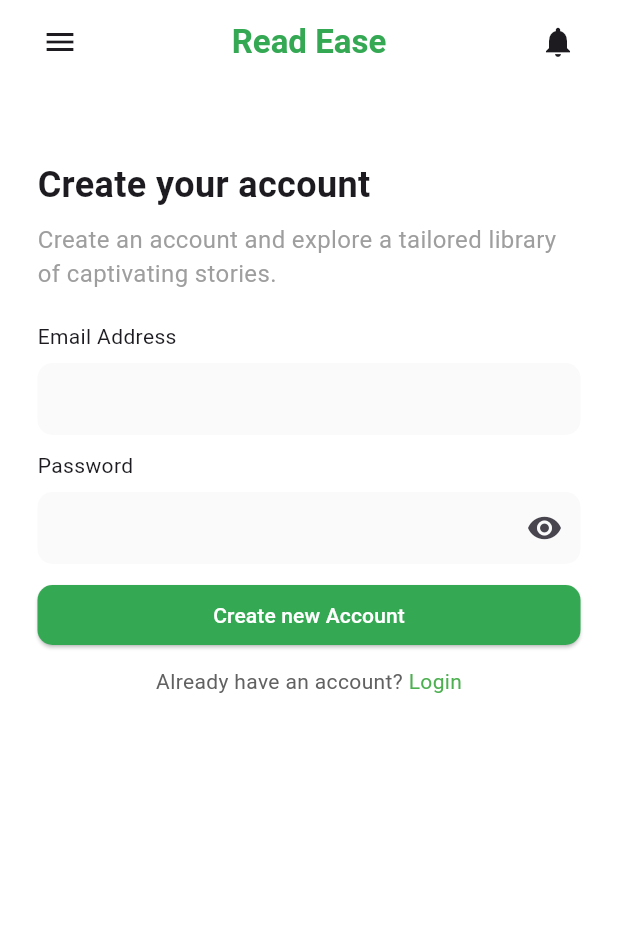
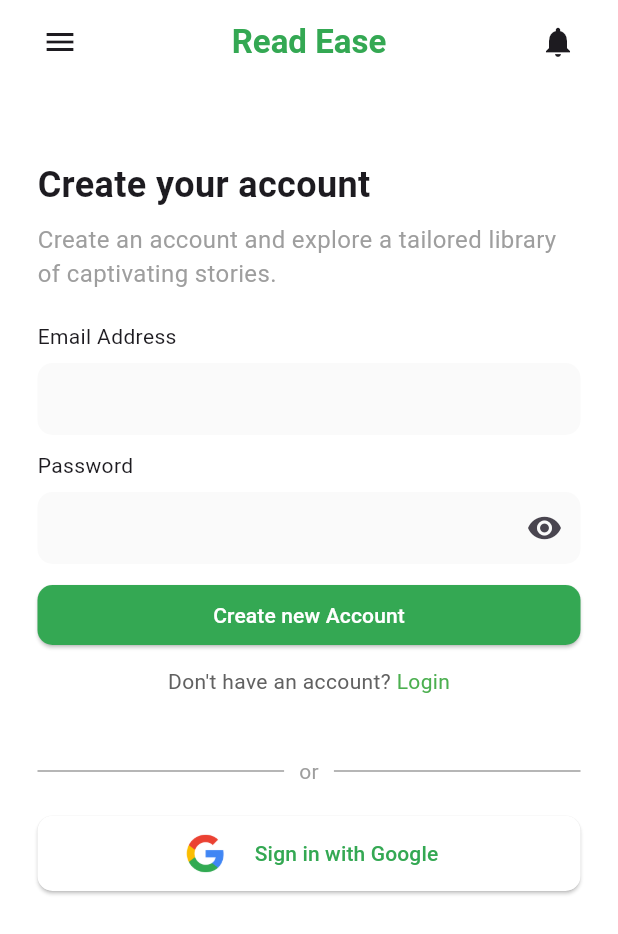
Before and after one commit to KhuongKayyyyy/read_app_ui, a Flutter app: the screen it shows after launch, on a phone screen of 412 x 824 dp. Shown: the top 934 px of the screen. Run offline on Flutter 3.47's test engine with Material 3 defaults, Android fonts, the phone set to English and light mode, and no system bars.

Commit message:
sign up page done

```diff
--- a/lib/sign_up.dart
+++ b/lib/sign_up.dart
@@ -37,6 +37,8 @@ class _SignUpState extends State<SignUp> {
                 color: Colors.grey,
               ),
             ),
+
+            //email text field
             SizedBox(height: 20),
             Text(
               'Email Address',
@@ -58,6 +60,8 @@ class _SignUpState extends State<SignUp> {
                 ),
               ),
             ),
+
+            //password text field
             SizedBox(height: 10),
             Text(
               'Password',
@@ -88,6 +92,8 @@ class _SignUpState extends State<SignUp> {
                 ),
               ),
             ),
+
+            //create account button
             SizedBox(height: 10),
             Row(
               children: [
@@ -97,9 +103,9 @@ class _SignUpState extends State<SignUp> {
                       print("Pressed");
                     },
                     style: ButtonStyle(
-                      backgroundColor: MaterialStateProperty.all<Color>(Color(0xFF34A853)),
-                      foregroundColor: MaterialStateProperty.all<Color>(Colors.white),
-                      shape: MaterialStateProperty.all<OutlinedBorder>(
+                      backgroundColor: WidgetStateProperty.all<Color>(Color(0xFF34A853)),
+                      foregroundColor: WidgetStateProperty.all<Color>(Colors.white),
+                      shape: WidgetStateProperty.all<OutlinedBorder>(
                         RoundedRectangleBorder(
                           borderRadius: BorderRadius.circular(10),
                         ),
@@ -114,7 +120,7 @@ class _SignUpState extends State<SignUp> {
             Center(
               child: Text.rich(
                 TextSpan(
-                  text: 'Already have an account? ',
+                  text: 'Don\'t have an account? ',
                   style: TextStyle(
                     color: Colors.grey[700],
                   ),
@@ -134,6 +140,55 @@ class _SignUpState extends State<SignUp> {
                 ),
               ),
             ),
+
+            SizedBox(height: 40,),
+            Row(
+              children: const <Widget>[
+                Expanded(
+                    child: Divider(
+                      color: Colors.grey,
+                      height: 1.5,
+                ),
+                ),
+                Padding(
+                  padding: EdgeInsets.symmetric(horizontal: 10),
+                  child: Text(
+                    "or",
+                    style: TextStyle(color: Colors.grey),
+                  ),
+                ),
+                Expanded(
+                  child: Divider(
+                    color: Colors.grey,
+                    height: 1.5,
+                  ),
+                ),
+              ],
+            ),
+
+            SizedBox(height: 20,),
+            Row(
+              children: [
+                Expanded(
+                  child: ElevatedButton.icon(
+                    onPressed: (){
+                      print("Login with Google pressed");
+                    },
+                    icon: Image.asset('assets/images/google_icon.png',height:50),
+                    style: ButtonStyle(
+                      backgroundColor: WidgetStateProperty.all<Color>(Colors.white),
+                      foregroundColor: WidgetStateProperty.all<Color>(Color(0xFF34A853)),
+                      shape: WidgetStateProperty.all<OutlinedBorder>(
+                        RoundedRectangleBorder(
+                          borderRadius: BorderRadius.circular(10),
+                        )
+                      )
+                    ),
+                    label:  Text("Sign in with Google"),
+                  ),
+                ),
+              ],
+            )
           ],
         ),
       ),
```
Also changed, not shown: pubspec.yaml (+3 -6 lines), assets/images/google_icon.png (added).
